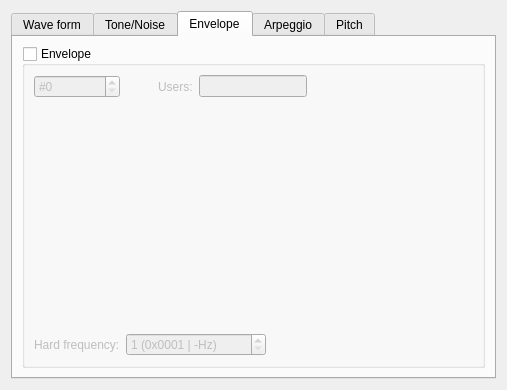
Before: the Qt Designer form BambooTracker/gui/instrument_editor/instrument_editor_ssg_form.ui in BambooTracker/BambooTracker, drawn with Qt 5.
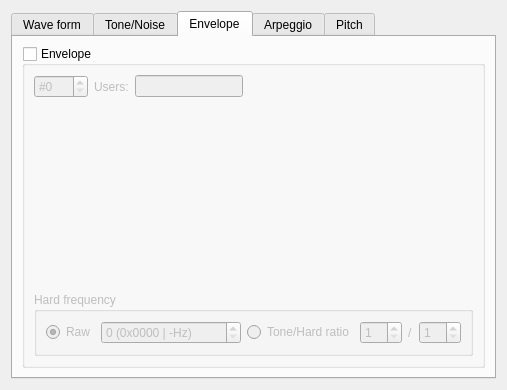
After: the same form once the commit is applied. The open tabs and pages were chosen to show the change. Custom widgets are drawn as their Qt base class.

Commit message: Add tone/hard frequency ratio in SSG envelope edit

```diff
--- a/BambooTracker/gui/instrument_editor/instrument_editor_ssg_form.ui
+++ b/BambooTracker/gui/instrument_editor/instrument_editor_ssg_form.ui
@@ -213,29 +213,6 @@
           <bool>false</bool>
          </property>
          <layout class="QGridLayout" name="gridLayout_4">
-          <item row="1" column="0" colspan="5">
-           <widget class="VisualizedInstrumentMacroEditor" name="envEditor" native="true"/>
-          </item>
-          <item row="0" column="1" alignment="Qt::AlignRight">
-           <widget class="QLabel" name="envUsersLabel">
-            <property name="text">
-             <string>Users:</string>
-            </property>
-           </widget>
-          </item>
-          <item row="0" column="4">
-           <spacer name="horizontalSpacer_2">
-            <property name="orientation">
-             <enum>Qt::Horizontal</enum>
-            </property>
-            <property name="sizeHint" stdset="0">
-             <size>
-              <width>40</width>
-              <height>20</height>
-             </size>
-            </property>
-           </spacer>
-          </item>
           <item row="0" column="0">
            <widget class="QSpinBox" name="envNumSpinBox">
             <property name="keyboardTracking">
@@ -249,27 +226,7 @@
             </property>
            </widget>
           </item>
-          <item row="2" column="0">
-           <widget class="QLabel" name="hardFreqLabel">
-            <property name="text">
-             <string>Hard frequency:</string>
-            </property>
-           </widget>
-          </item>
-          <item row="2" column="1" colspan="2">
-           <widget class="QSpinBox" name="hardFreqSpinBox">
-            <property name="suffix">
-             <string notr="true"> (0x0001 | -Hz)</string>
-            </property>
-            <property name="minimum">
-             <number>1</number>
-            </property>
-            <property name="maximum">
-             <number>65535</number>
-            </property>
-           </widget>
-          </item>
-          <item row="0" column="2" colspan="2">
+          <item row="0" column="2" colspan="3">
            <widget class="QLineEdit" name="envUsersLineEdit">
             <property name="enabled">
              <bool>false</bool>
@@ -279,6 +236,116 @@
             </property>
            </widget>
           </item>
+          <item row="0" column="1" alignment="Qt::AlignRight">
+           <widget class="QLabel" name="envUsersLabel">
+            <property name="text">
+             <string>Users:</string>
+            </property>
+           </widget>
+          </item>
+          <item row="0" column="5">
+           <spacer name="horizontalSpacer">
+            <property name="orientation">
+             <enum>Qt::Horizontal</enum>
+            </property>
+            <property name="sizeHint" stdset="0">
+             <size>
+              <width>40</width>
+              <height>20</height>
+             </size>
+            </property>
+           </spacer>
+          </item>
+          <item row="1" column="0" colspan="6">
+           <widget class="VisualizedInstrumentMacroEditor" name="envEditor" native="true"/>
+          </item>
+          <item row="2" column="0" colspan="6">
+           <widget class="QGroupBox" name="envHardFreqGroupBox">
+            <property name="sizePolicy">
+             <sizepolicy hsizetype="Preferred" vsizetype="Maximum">
+              <horstretch>0</horstretch>
+              <verstretch>0</verstretch>
+             </sizepolicy>
+            </property>
+            <property name="title">
+             <string>Hard frequency</string>
+            </property>
+            <layout class="QHBoxLayout" name="horizontalLayout">
+             <item>
+              <widget class="QRadioButton" name="hardFreqRawRadioButton">
+               <property name="text">
+                <string>Raw</string>
+               </property>
+               <property name="checked">
+                <bool>true</bool>
+               </property>
+               <attribute name="buttonGroup">
+                <string notr="true">hardFreqButtonGroup</string>
+               </attribute>
+              </widget>
+             </item>
+             <item>
+              <widget class="QSpinBox" name="hardFreqRawSpinBox">
+               <property name="suffix">
+                <string notr="true"> (0x0000 | -Hz)</string>
+               </property>
+               <property name="minimum">
+                <number>0</number>
+               </property>
+               <property name="maximum">
+                <number>65535</number>
+               </property>
+               <property name="value">
+                <number>0</number>
+               </property>
+              </widget>
+             </item>
+             <item>
+              <widget class="QRadioButton" name="hardFreqRatioRadioButton">
+               <property name="text">
+                <string>Tone/Hard ratio</string>
+               </property>
+               <attribute name="buttonGroup">
+                <string notr="true">hardFreqButtonGroup</string>
+               </attribute>
+              </widget>
+             </item>
+             <item>
+              <widget class="QSpinBox" name="hardFreqToneSpinBox">
+               <property name="minimum">
+                <number>1</number>
+               </property>
+               <property name="maximum">
+                <number>8</number>
+               </property>
+              </widget>
+             </item>
+             <item>
+              <widget class="QLabel" name="hardFreqRatioLabel">
+               <property name="sizePolicy">
+                <sizepolicy hsizetype="Maximum" vsizetype="Preferred">
+                 <horstretch>0</horstretch>
+                 <verstretch>0</verstretch>
+                </sizepolicy>
+               </property>
+               <property name="text">
+                <string>/</string>
+               </property>
+              </widget>
+             </item>
+             <item>
+              <widget class="QSpinBox" name="hardFreqHardSpinBox">
+               <property name="minimum">
+                <number>1</number>
+               </property>
+               <property name="maximum">
+                <number>8</number>
+               </property>
+              </widget>
+             </item>
+            </layout>
+           </widget>
+          </item>
          </layout>
         </widget>
        </item>
```
Left out of the diff: 146 changed lines with no effect on the pictures. The commit also changes 18 other files.
